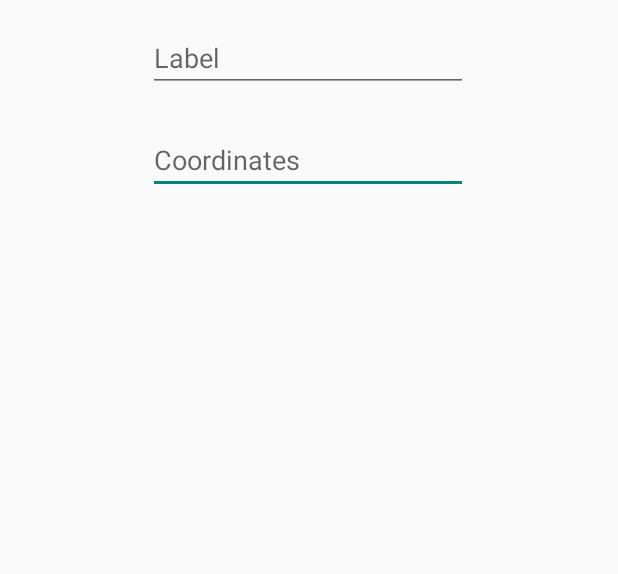
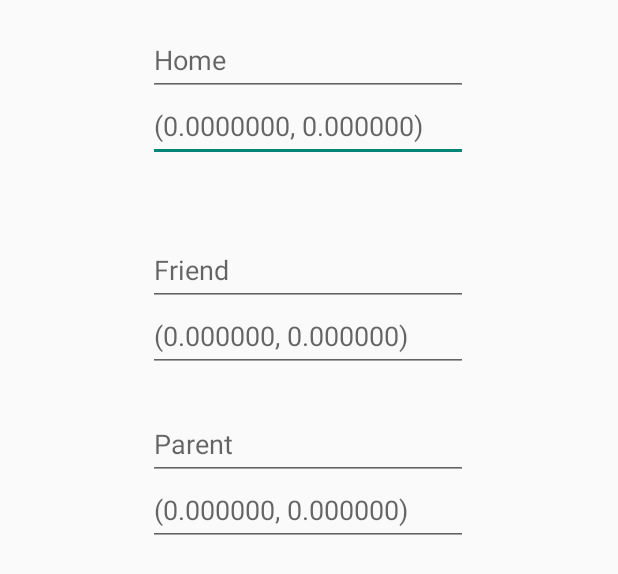
Before and after one commit to CSE-110-Winter-2023/cse110-team-12-Social-Compass, an Android app: the layout dialog_userprompt.xml on its own in the app's theme, with its tools: preview values and no code run, on a phone screen of 412 x 824 dp. Shown: the top 574 px of the screen. Run offline under Robolectric (Android 15) with nearby library versions, the light colour scheme and no system bars.

Commit message:
add xml changes

```diff
--- a/app/src/main/AndroidManifest.xml
+++ b/app/src/main/AndroidManifest.xml
@@ -15,9 +15,6 @@
             android:name=".LocationListActivity"
             android:exported="false" />
         <activity
-            android:name=".LocationsActivity"
-            android:exported="false" />
-        <activity
             android:name=".MainActivity"
             android:exported="true">
             <intent-filter>
--- a/app/src/main/res/layout/dialog_userprompt.xml
+++ b/app/src/main/res/layout/dialog_userprompt.xml
@@ -6,26 +6,81 @@
     android:layout_height="match_parent">
 
     <EditText
-        android:id="@+id/inputCoords"
+        android:id="@+id/inputCoordsHome"
         android:layout_width="wrap_content"
         android:layout_height="wrap_content"
-        android:layout_marginTop="84dp"
+        android:layout_marginTop="60dp"
         android:ems="10"
-        android:hint="Coordinates"
+        android:hint="(0.0000000, 0.000000)"
         android:inputType="textPersonName"
+        android:minHeight="48dp"
         app:layout_constraintEnd_toEndOf="parent"
         app:layout_constraintHorizontal_bias="0.497"
         app:layout_constraintStart_toStartOf="parent"
         app:layout_constraintTop_toTopOf="parent" />
 
     <EditText
-        android:id="@+id/inputLabel"
+        android:id="@+id/inputCoordsFriend"
+        android:layout_width="wrap_content"
+        android:layout_height="wrap_content"
+        android:layout_marginTop="200dp"
+        android:ems="10"
+        android:hint="(0.000000, 0.000000)"
+        android:inputType="textPersonName"
+        android:minHeight="48dp"
+        app:layout_constraintEnd_toEndOf="parent"
+        app:layout_constraintHorizontal_bias="0.497"
+        app:layout_constraintStart_toStartOf="parent"
+        app:layout_constraintTop_toTopOf="parent" />
+
+    <EditText
+        android:id="@+id/inputCoordsParent"
+        android:layout_width="wrap_content"
+        android:layout_height="wrap_content"
+        android:layout_marginTop="316dp"
+        android:ems="10"
+        android:hint="(0.000000, 0.000000)"
+        android:inputType="textPersonName"
+        android:minHeight="48dp"
+        app:layout_constraintEnd_toEndOf="parent"
+        app:layout_constraintHorizontal_bias="0.497"
+        app:layout_constraintStart_toStartOf="parent"
+        app:layout_constraintTop_toTopOf="parent" />
+
+    <EditText
+        android:id="@+id/inputLabelHome"
         android:layout_width="wrap_content"
         android:layout_height="wrap_content"
         android:layout_marginTop="16dp"
         android:ems="10"
-        android:hint="Label"
+        android:hint="Home"
         android:inputType="textPersonName"
-        app:layout_constraintStart_toStartOf="@+id/inputCoords"
+        android:minHeight="48dp"
+        app:layout_constraintStart_toStartOf="@+id/inputCoordsHome"
         app:layout_constraintTop_toTopOf="parent" />
+
+    <EditText
+        android:id="@+id/inputLabelFriend"
+        android:layout_width="wrap_content"
+        android:layout_height="wrap_content"
+        android:layout_marginTop="156dp"
+        android:ems="10"
+        android:hint="Friend"
+        android:inputType="textPersonName"
+        android:minHeight="48dp"
+        app:layout_constraintStart_toStartOf="@+id/inputCoordsHome"
+        app:layout_constraintTop_toTopOf="parent" />
+
+    <EditText
+        android:id="@+id/inputLabelParent"
+        android:layout_width="wrap_content"
+        android:layout_height="wrap_content"
+        android:layout_marginTop="272dp"
+        android:ems="10"
+        android:hint="Parent"
+        android:inputType="textPersonName"
+        android:minHeight="48dp"
+        app:layout_constraintStart_toStartOf="@+id/inputCoordsHome"
+        app:layout_constraintTop_toTopOf="parent" />
+
 </androidx.constraintlayout.widget.ConstraintLayout>
```
Also changed, not shown: app/src/main/res/layout/activity_main.xml (+57 -7 lines), 2 other files.
